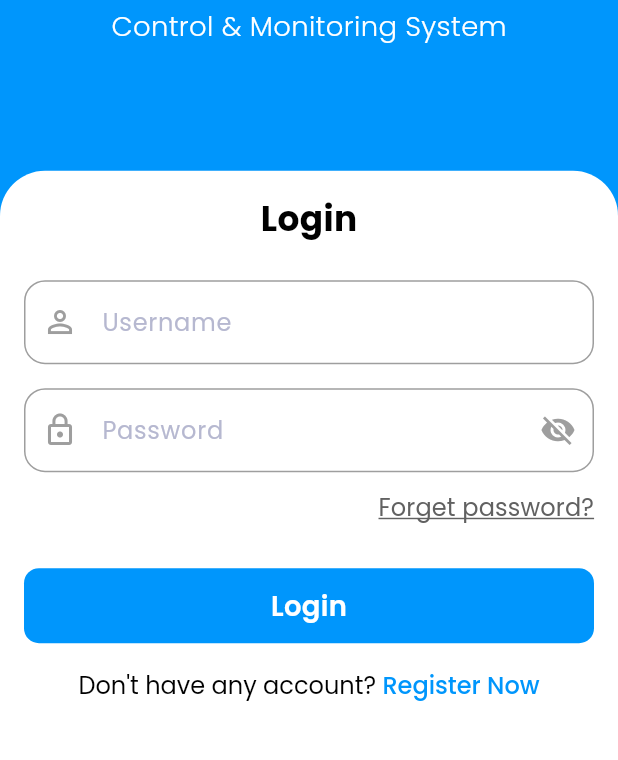
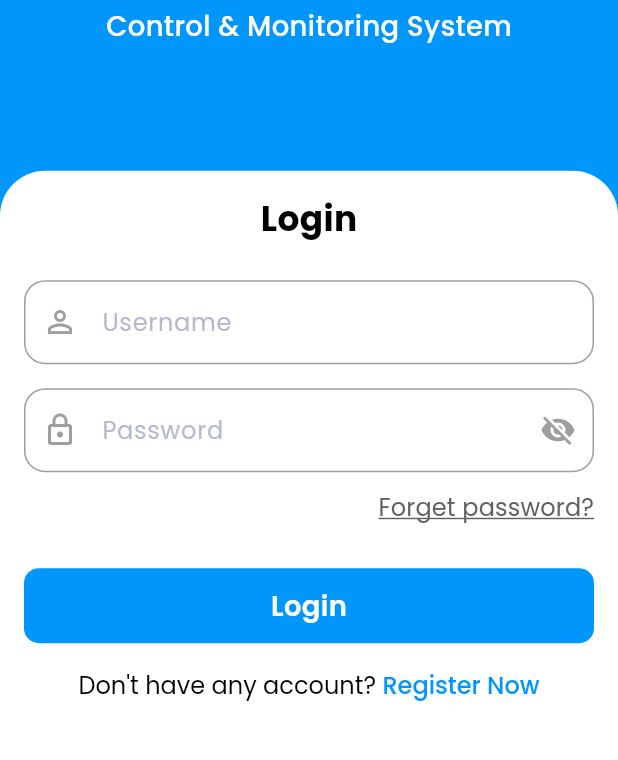
Before and after one commit to AshirRahman/scube, a Flutter app: the screen it shows after launch, on a phone screen of 412 x 824 dp, the part 359-1119 px from its top. Run offline on Flutter 3.47's test engine with Material 3 defaults, Android fonts, the phone set to English and light mode, and no system bars; our stand-ins replace flutter_screenutil, get, google_fonts, logger, shared_preferences, syncfusion_flutter_gauges.

Commit message:
increased fontweight

```diff
--- a/lib/features/authentication/login/view/login_view.dart
+++ b/lib/features/authentication/login/view/login_view.dart
@@ -56,7 +56,7 @@
                       style: getTextStyle(
                         fontSize: 16,
                         color: AppColors.white,
-                        fontWeight: FontWeight.w300,
+                        fontWeight: FontWeight.w500,
                       ),
                     ),
                   ],
```
